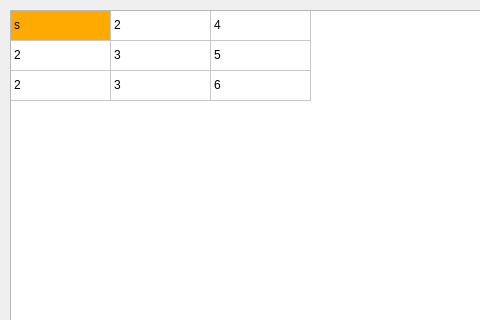
KacKozak2022/Game-of-Life, file mainwindow.ui: the form before one commit; both pictures show x 0 to 480 and y 0 to 320 of the 800 by 900 pixel window.
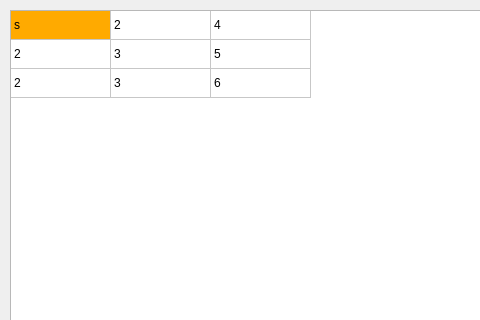
The form after the commit.

Diff of the .ui file:
```diff
--- a/mainwindow.ui
+++ b/mainwindow.ui
@@ -41,12 +41,21 @@
     <attribute name="horizontalHeaderVisible">
      <bool>false</bool>
     </attribute>
+    <attribute name="horizontalHeaderMinimumSectionSize">
+     <number>0</number>
+    </attribute>
     <attribute name="horizontalHeaderHighlightSections">
      <bool>false</bool>
     </attribute>
     <attribute name="verticalHeaderVisible">
      <bool>false</bool>
     </attribute>
+    <attribute name="verticalHeaderMinimumSectionSize">
+     <number>0</number>
+    </attribute>
+    <attribute name="verticalHeaderDefaultSectionSize">
+     <number>29</number>
+    </attribute>
     <attribute name="verticalHeaderHighlightSections">
      <bool>false</bool>
     </attribute>
```
